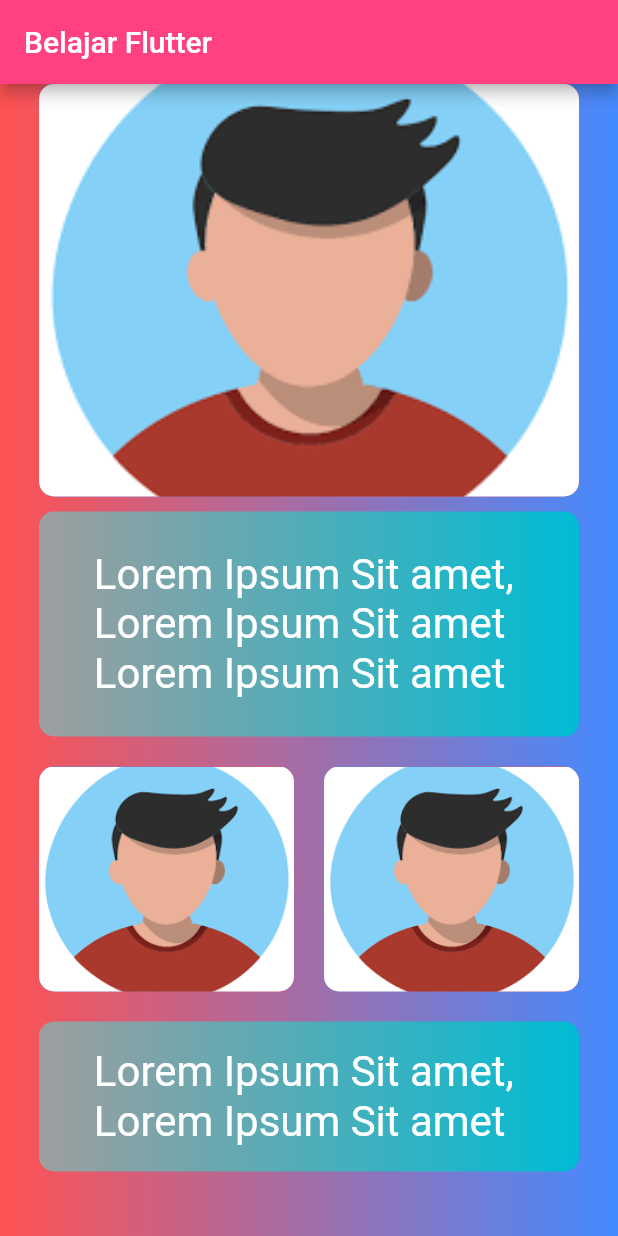
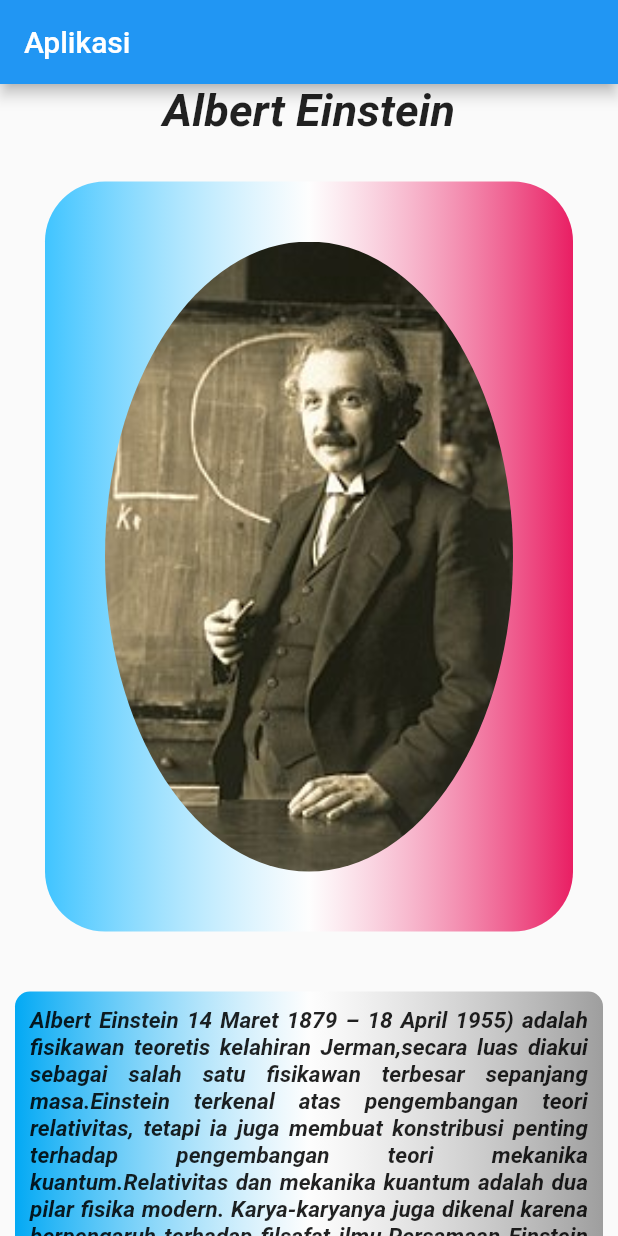
Before and after one commit to Ikhsan280/flutter-fundamental, a Flutter app: the screen it shows after launch, on a phone screen of 412 x 824 dp. Run offline on Flutter 3.47's test engine with Material 2 defaults, Android fonts, the phone set to English and light mode, and no system bars; Roboto replaces fonts that are missing (DancingScript).

Commit message:
latihan baru

```diff
--- /dev/null
+++ b/ikhsan/lib/latihan4.dart
@@ -0,0 +1,240 @@
+import 'package:flutter/material.dart';
+
+class Latihan4 extends StatelessWidget {
+  const Latihan4({Key? key}) : super(key: key);
+
+  @override
+  Widget build(BuildContext context) {
+    return MaterialApp(
+      home: Scaffold(
+          appBar: AppBar(
+            title: Text("Aplikasi"),
+          ),
+
+          body: ListView(children: <Widget>[
+
+            Container(
+              child :Text('Albert Einstein',
+            style: TextStyle(fontSize: 30, fontWeight: FontWeight.bold,
+             fontStyle: FontStyle.italic),
+             textAlign: TextAlign.center,
+            ),
+             ),
+            Container(
+                height: 500,
+                width: 100,
+                margin: EdgeInsets.all(30),
+                padding: EdgeInsets.all(40),
+                decoration: BoxDecoration(
+                    borderRadius: BorderRadius.circular(40),
+                    gradient: LinearGradient(
+                        colors: [Colors.lightBlueAccent, Colors.white70 ,Colors.pink])),
+                child: ClipOval(
+                  child: Image.asset(
+                    'assets/image/alberto.jpg',
+                    fit: BoxFit.cover,
+                  ),
+                )),
+            Container(
+              width: 300,
+              margin: EdgeInsets.all(10),
+              padding: const EdgeInsets.all(10),
+              decoration: BoxDecoration(
+                borderRadius: BorderRadius.circular(10),
+                gradient: LinearGradient(
+                    colors: [Colors.lightBlue, Colors.white70 , Colors.grey]),
+              ),
+              child: Column(
+                children: [
+                  Text(
+                   "Albert Einstein 14 Maret 1879 – 18 April 1955) adalah fisikawan teoretis kelahiran Jerman,secara luas diakui sebagai salah satu fisikawan terbesar sepanjang masa."
+                   "Einstein terkenal atas pengembangan teori relativitas, tetapi ia juga membuat konstribusi penting terhadap pengembangan teori mekanika kuantum."
+                   "Relativitas dan mekanika kuantum adalah dua pilar fisika modern. Karya-karyanya juga dikenal karena berpengaruh terhadap filsafat ilmu."
+                   "Persamaan Einstein yang paling dikenal adalah rumus kesetaraan massa-energi E = mc2, yang dijuluki persamaan paling terkenal di dunia."
+                   "Einstein menerima Nobel Fisika pada tahun 1921 atas jasanya terhadap fisika teoretis, dan khususnya atas penemuannya tentang hukum efek fotolistrik,"
+                   "yang menjadi langkah penting dalam pengembangan teori kuantum.",
+                    style: TextStyle(fontSize: 15,
+                    color: Colors.black87,
+                     fontWeight: FontWeight.bold,
+                    fontStyle: FontStyle.italic),
+                    textAlign: TextAlign.justify,
+
+
+                  )
+                ],
+              ),
+            ),
+            Row(
+              mainAxisAlignment: MainAxisAlignment.center,
+              children: [
+                Container(
+                    margin: EdgeInsets.all(30),
+                    height: 200,
+                    width: 190,
+                    decoration: BoxDecoration(
+                        borderRadius: BorderRadius.circular(10),
+                        gradient: LinearGradient(
+                            colors: [Colors.lightBlueAccent, Colors.pink])),
+                    child: ClipOval(
+                      child: Image.asset(
+                        'assets/image/alberto.jpg',
+                        fit: BoxFit.cover,
+                      ),
+                    )),
+                Container(
+                  margin: EdgeInsets.all(30),
+                  height: 200,
+                  width: 190,
+                  decoration: BoxDecoration(
+                      borderRadius: BorderRadius.circular(10),
+                      gradient: LinearGradient(
+                          colors: [Colors.lightBlueAccent, Colors.pink])),
+                  child: ClipOval(
+                    child: Image.asset(
+                      'assets/image/alberto.jpg',
+                      fit: BoxFit.cover,
+                    ),
+                  ),
+                )
+              ],
+            ),
+            Row(
+              mainAxisAlignment: MainAxisAlignment.center,
+              children: [
+                Container(
+                    margin: EdgeInsets.all(30),
+                    height: 200,
+                    width: 190,
+                    decoration: BoxDecoration(
+                        borderRadius: BorderRadius.circular(10),
+                        gradient: LinearGradient(
+                            colors: [Colors.lightBlueAccent, Colors.pink])),
+                    child: ClipOval(
+                      child: Image.asset(
+                        'assets/image/alberto.jpg',
+                        fit: BoxFit.cover,
+                      ),
+                    )),
+                Container(
+                  margin: EdgeInsets.all(30),
+                  height: 200,
+                  width: 190,
+                  decoration: BoxDecoration(
+                      borderRadius: BorderRadius.circular(10),
+                      gradient: LinearGradient(
+                          colors: [Colors.lightBlueAccent, Colors.pink])),
+                  child: ClipOval(
+                    child: Image.asset(
+                      'assets/image/alberto.jpg',
+                      fit: BoxFit.cover,
+                    ),
+                  ),
+                )
+              ],
+            ),
+            Row(
+              mainAxisAlignment: MainAxisAlignment.center,
+              children: [
+                Container(
+                    margin: EdgeInsets.all(30),
+                    height: 200,
+                    width: 190,
+                    decoration: BoxDecoration(
+                        borderRadius: BorderRadius.circular(10),
+                        gradient: LinearGradient(
+                            colors: [Colors.lightBlueAccent, Colors.pink])),
+                    child: ClipOval(
+                      child: Image.asset(
+                        'assets/image/alberto.jpg',
+                        fit: BoxFit.cover,
+                      ),
+                    )),
+                Container(
+                  margin: EdgeInsets.all(30),
+                  height: 200,
+                  width: 190,
+                  decoration: BoxDecoration(
+                      borderRadius: BorderRadius.circular(10),
+                      gradient: LinearGradient(
+                          colors: [Colors.lightBlueAccent, Colors.pink])),
+                  child: ClipOval(
+                    child: Image.asset(
+                      'assets/image/alberto.jpg',
+                      fit: BoxFit.cover,
+                    ),
+                  ),
+                )
+              ],
+            ),
+            Row(
+              mainAxisAlignment: MainAxisAlignment.center,
+              children: [
+                Container(
+                    margin: EdgeInsets.all(30),
+                    height: 200,
+                    width: 190,
+                    decoration: BoxDecoration(
+                        borderRadius: BorderRadius.circular(10),
+                        gradient: LinearGradient(
+                            colors: [Colors.lightBlueAccent, Colors.pink])),
+                    child: ClipOval(
+                      child: Image.asset(
+                        'assets/image/alberto.jpg',
+                        fit: BoxFit.cover,
+                      ),
+                    )),
+                Container(
+                  margin: EdgeInsets.all(30),
+                  height: 200,
+                  width: 190,
+                  decoration: BoxDecoration(
+                      borderRadius: BorderRadius.circular(10),
+                      gradient: LinearGradient(
+                          colors: [Colors.lightBlueAccent, Colors.pink])),
+                  child: ClipOval(
+                    child: Image.asset(
+                      'assets/image/alberto.jpg',
+                      fit: BoxFit.cover,
+                    ),
+                  ),
+                )
+              ],
+            ),
+            Row(
+              mainAxisAlignment: MainAxisAlignment.center,
+              children: [
+                Container(
+                    margin: EdgeInsets.all(30),
+                    height: 200,
+                    width: 190,
+                    decoration: BoxDecoration(
+                        borderRadius: BorderRadius.circular(10),
+                        gradient: LinearGradient(
+                            colors: [Colors.lightBlueAccent, Colors.pink])),
+                    child: ClipOval(
+                      child: Image.asset(
+                        'assets/image/alberto.jpg',
+                        fit: BoxFit.cover,
+                      ),
+                    )),
+                Container(
+                  margin: EdgeInsets.all(30),
+                  height: 200,
+                  width: 190,
+                  decoration: BoxDecoration(
+                      borderRadius: BorderRadius.circular(10),
+                      gradient: LinearGradient(
+                          colors: [Colors.lightBlueAccent, Colors.pink])),
+                  child: ClipOval(
+                    child: Image.asset(
+                      'assets/image/alberto.jpg',
+                      fit: BoxFit.cover,
+                    ),
+                  ),
+                )
+              ],
+            ),
+          ])),
+    );
+  }
+}
--- a/ikhsan/lib/main.dart
+++ b/ikhsan/lib/main.dart
@@ -4,25 +4,24 @@ import 'package:ikhsan/container.dart';
 import 'package:ikhsan/image.dart';
 import 'package:ikhsan/latihan.dart';
 import 'package:ikhsan/latihan2.dart';
+import 'package:ikhsan/latihan3.dart';
+import 'package:ikhsan/latihan4.dart';
+
 
 
 void main() {
-  runApp(latihan2());
+  runApp(latihan4());
 }
 
-class latihan2 extends StatelessWidget {
-  const latihan2({Key? key}) : super(key: key);
+class latihan4 extends StatelessWidget {
+  const latihan4({Key? key}) : super(key: key);
 
   @override
   Widget build(BuildContext context) {
     return MaterialApp(
       title: "Flutter Pertama",
       home: Scaffold(
-        appBar: AppBar(
-          title: Text("Belajar Flutter"),
-          backgroundColor: Colors.pinkAccent,
-        ),
-        body: Latihan2(),
+        body: Latihan4(),
       ),
     );
   }
```
Also changed, not shown: ikhsan/lib/latihan3.dart (added, +146 -0 lines), ikhsan/assets/image/alberto.jpg (added).
